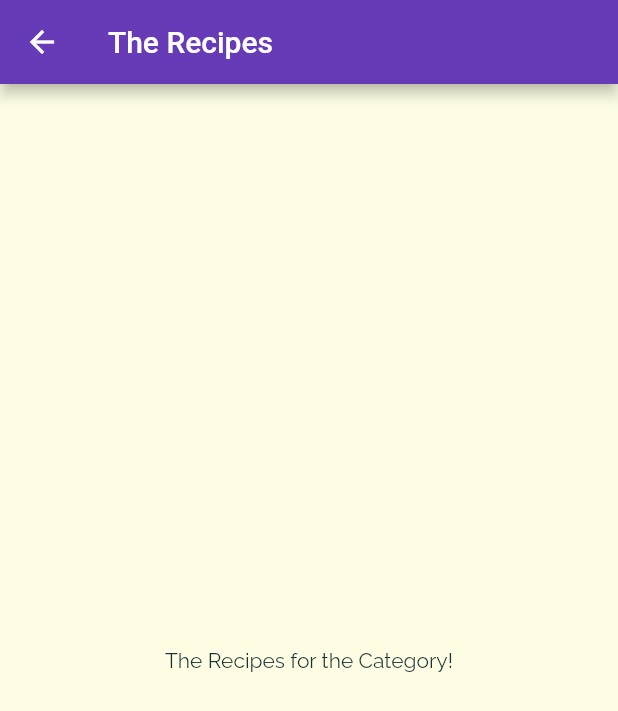
After one commit to phschaefer/meals, a Flutter app: the screen it shows after launch, after a tap on "Italian", on a phone screen of 412 x 824 dp. The commit adds this screen. Shown: the top 711 px of the screen. Run offline on Flutter 3.47's test engine with Material 2 defaults, Android fonts, the phone set to English and light mode, and no system bars.

Commit message:
Navigating to a New Page

```diff
--- /dev/null
+++ b/lib/CategoryItem.dart
@@ -0,0 +1,35 @@
+import 'package:flutter/material.dart';
+import 'package:meals/screen/categoryMeals.dart';
+
+class CategoryItem extends StatelessWidget {
+  final String title;
+  final Color color;
+
+  CategoryItem(this.title, this.color);
+
+  void selectCategory(BuildContext context) {
+    Navigator.of(context).push(MaterialPageRoute(builder: (_) {
+      return const CategoryMeals();
+    }));
+  }
+
+  @override
+  Widget build(BuildContext context) {
+    return InkWell(
+      onTap: () => selectCategory(context),
+      splashColor: Theme.of(context).primaryColor,
+      borderRadius: BorderRadius.circular(15),
+      child: Container(
+        padding: const EdgeInsets.all(15),
+        child: Text(title, style: Theme.of(context).textTheme.headlineLarge,),
+        decoration: BoxDecoration(
+          gradient: LinearGradient(colors: [
+            color.withOpacity(0.7),
+            color,
+          ], begin: Alignment.topLeft, end: Alignment.bottomRight),
+          borderRadius: BorderRadius.circular(15),
+        ),
+      ),
+    );
+  }
+}
--- a/lib/screen/CategoryItem.dart
+++ /dev/null
@@ -1,23 +0,0 @@
-import 'package:flutter/material.dart';
-
-class CategoryItem extends StatelessWidget {
-  final String title;
-  final Color color;
-
-  CategoryItem(this.title, this.color);
-
-  @override
-  Widget build(BuildContext context) {
-    return Container(
-      padding: const EdgeInsets.all(15),
-      child: Text(title, style: Theme.of(context).textTheme.headlineLarge,),
-      decoration: BoxDecoration(
-        gradient: LinearGradient(colors: [
-          color.withOpacity(0.7),
-          color,
-        ], begin: Alignment.topLeft, end: Alignment.bottomRight),
-        borderRadius: BorderRadius.circular(15),
-      ),
-    );
-  }
-}
--- a/lib/screen/categories.dart
+++ b/lib/screen/categories.dart
@@ -1,6 +1,6 @@
 import 'package:flutter/material.dart';
 import 'package:meals/data/dummy_data.dart';
-import 'package:meals/screen/CategoryItem.dart';
+import 'package:meals/CategoryItem.dart';
 
 class Categories extends StatelessWidget {
   const Categories({Key? key}) : super(key: key);
--- /dev/null
+++ b/lib/screen/categoryMeals.dart
@@ -0,0 +1,17 @@
+import 'package:flutter/material.dart';
+
+class CategoryMeals extends StatelessWidget {
+  const CategoryMeals({Key? key}) : super(key: key);
+
+  @override
+  Widget build(BuildContext context) {
+    return Scaffold(
+      appBar: AppBar(
+        title: const Text('The Recipes'),
+      ),
+      body: const Center(
+        child: Text('The Recipes for the Category!'),
+      ),
+    );
+  }
+}
```
